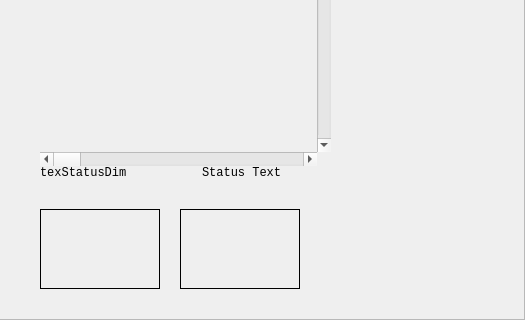
Old version of the form qrenderdoc/Windows/TextureViewer.ui in the repository baldurk/renderdoc; both pictures show x 250 to 775 and y 251 to 571 of the 775 by 571 pixel window.
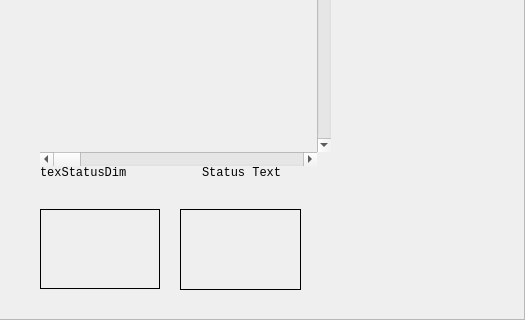
New version of the form. Icons and pictures are not drawn. Custom widgets are drawn as their Qt base class.

Commit message: Rename thumb lists to input/output

Patch:
```diff
--- a/qrenderdoc/Windows/TextureViewer.ui
+++ b/qrenderdoc/Windows/TextureViewer.ui
@@ -1071,8 +1071,8 @@
     <rect>
      <x>430</x>
      <y>460</y>
-     <width>120</width>
-     <height>80</height>
+     <width>121</width>
+     <height>81</height>
     </rect>
    </property>
    <property name="frameShape">
@@ -1081,6 +1081,9 @@
    <property name="frameShadow">
     <enum>QFrame::Plain</enum>
    </property>
+   <property name="horizontalScrollBarPolicy">
+    <enum>Qt::ScrollBarAlwaysOff</enum>
+   </property>
    <property name="widgetResizable">
     <bool>true</bool>
    </property>
@@ -1089,10 +1092,27 @@
      <rect>
       <x>0</x>
       <y>0</y>
-      <width>118</width>
-      <height>78</height>
+      <width>119</width>
+      <height>79</height>
      </rect>
     </property>
+    <layout class="QVBoxLayout" name="inputThumbLayout">
+     <property name="spacing">
+      <number>10</number>
+     </property>
+     <property name="leftMargin">
+      <number>5</number>
+     </property>
+     <property name="topMargin">
+      <number>5</number>
+     </property>
+     <property name="rightMargin">
+      <number>5</number>
+     </property>
+     <property name="bottomMargin">
+      <number>5</number>
+     </property>
+    </layout>
    </widget>
   </widget>
   <widget class="QScrollArea" name="targetThumbs">
```
Left out of the diff: 11 changed lines with no effect on the pictures. The commit also changes 1 other file.
